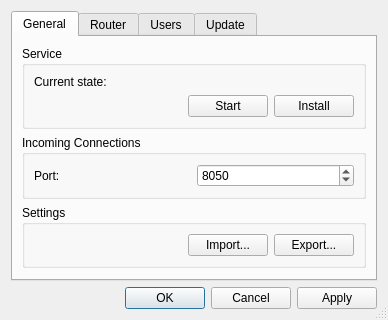
Qt form source/host/ui/config_dialog.ui (dchapyshev/aspia) before a commit.
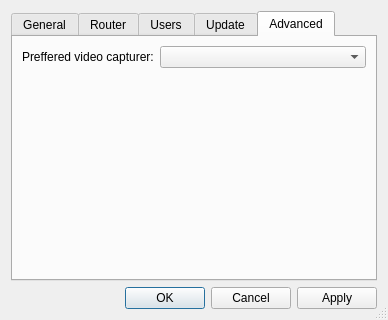
The same form after that commit. The open tabs and pages were chosen to show the change. Icons and pictures are not drawn.

Commit message: Implemented the ability to set the type of screen capturer.

```diff
--- a/source/host/ui/config_dialog.ui
+++ b/source/host/ui/config_dialog.ui
@@ -389,6 +389,40 @@
        </item>
       </layout>
      </widget>
+     <widget class="QWidget" name="tab_advanced">
+      <attribute name="title">
+       <string>Advanced</string>
+      </attribute>
+      <layout class="QVBoxLayout" name="verticalLayout_7">
+       <item>
+        <layout class="QFormLayout" name="formLayout">
+         <item row="0" column="0">
+          <widget class="QLabel" name="label_video_capturer">
+           <property name="text">
+            <string>Preffered video capturer:</string>
+           </property>
+          </widget>
+         </item>
+         <item row="0" column="1">
+          <widget class="QComboBox" name="combo_video_capturer"/>
+         </item>
+        </layout>
+       </item>
+       <item>
+        <spacer name="verticalSpacer_4">
+         <property name="orientation">
+          <enum>Qt::Vertical</enum>
+         </property>
+         <property name="sizeHint" stdset="0">
+          <size>
+           <width>20</width>
+           <height>174</height>
+          </size>
+         </property>
+        </spacer>
+       </item>
+      </layout>
+     </widget>
     </widget>
    </item>
    <item>
```
Left out of the diff: 2 changed lines with no effect on the pictures. The commit also changes 29 other files.
